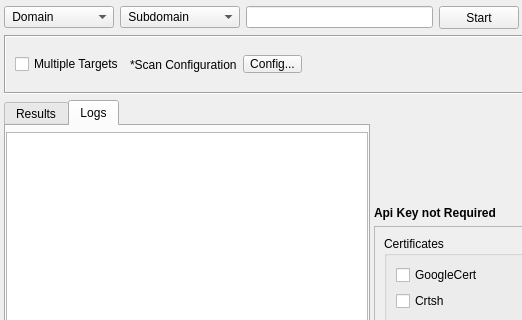
This is sub3suite/src/engines/osint/Osint.ui in 3nock/OTE as Qt 5 draws it before an edit; both pictures show x 0 to 522 and y 0 to 320 of the 815 by 562 pixel window. The edited form follows.
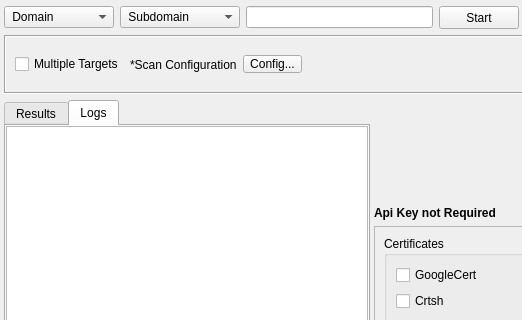
This is the edited form. The open tabs and pages were chosen to show the change. Custom widgets are drawn as their Qt base class.

```diff
--- a/sub3suite/src/engines/osint/Osint.ui
+++ b/sub3suite/src/engines/osint/Osint.ui
@@ -619,7 +619,7 @@
          <number>0</number>
         </property>
         <property name="topMargin">
-         <number>6</number>
+         <number>0</number>
         </property>
         <property name="rightMargin">
          <number>0</number>
```
